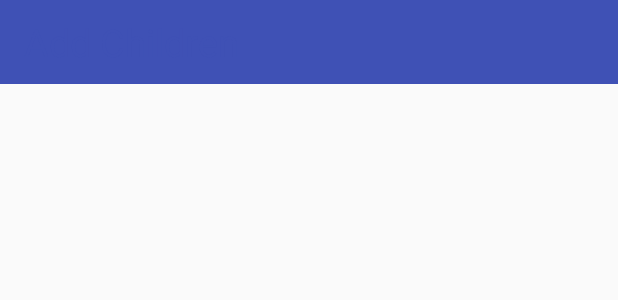
After one commit to SittipornSuksapan/Watch_Over_MinMindChan, an Android app: the layout service_layout.xml on its own in the app's theme, with its tools: preview values and no code run, on a phone screen of 412 x 824 dp. The commit adds this screen. Shown: the top 300 px of the screen. Run offline under Robolectric (Android 15) with nearby library versions, the phone set to English and light mode, and no system bars.

Commit message:
satart design 11/7/17

```diff
--- a/app/src/debug/res/values/google_maps_api.xml
+++ b/app/src/debug/res/values/google_maps_api.xml
@@ -17,9 +17,10 @@
 
     Mine ==> AIzaSyD2Sk7XBo5CuuvWT3tqd169wEqpj3vy6R8
     Master ==>  AIzaSyC3xvPcfuIr63YDAiZ6UuDLj3YlrMDhpi0
+    chan ==> AIzaSyCYqOHYwgwy0YcJzAHur29VCDpUfyUdoiI
 
     -->
     <string name="google_maps_key" templateMergeStrategy="preserve" translatable="false">
-        AIzaSyD2Sk7XBo5CuuvWT3tqd169wEqpj3vy6R8
+        AIzaSyCYqOHYwgwy0YcJzAHur29VCDpUfyUdoiI
     </string>
 </resources>
--- a/app/src/main/AndroidManifest.xml
+++ b/app/src/main/AndroidManifest.xml
@@ -57,7 +57,10 @@
             android:screenOrientation="portrait" />
         <activity
             android:name=".LoginActivity"
-            android:screenOrientation="portrait"></activity>
+            android:screenOrientation="portrait" />
+        <activity
+            android:name=".MyServiceActivity"
+            android:label="@string/title_activity_my_service"></activity>
     </application>
 
 </manifest>
--- a/app/src/main/java/mean/chan/mind/sendgps/LoginActivity.java
+++ b/app/src/main/java/mean/chan/mind/sendgps/LoginActivity.java
@@ -113,7 +113,7 @@ public class LoginActivity extends AppCompatActivity implements View.OnClickList
                 Toast.makeText(LoginActivity.this, "Welcome " + loginStrings[1],
                         Toast.LENGTH_SHORT).show();
 
-                Intent intent = new Intent(LoginActivity.this, FirstActivity.class);
+                Intent intent = new Intent(LoginActivity.this, MyServiceActivity.class);
                 intent.putExtra("Login", loginStrings);
                 startActivity(intent);
                 finish();
--- /dev/null
+++ b/app/src/main/res/layout/service_layout.xml
@@ -0,0 +1,27 @@
+<?xml version="1.0" encoding="utf-8"?>
+<RelativeLayout xmlns:android="http://schemas.android.com/apk/res/android"
+    android:layout_width="match_parent"
+    android:layout_height="match_parent">
+
+    <android.support.v7.widget.Toolbar
+
+        android:layout_width="match_parent"
+        android:layout_height="wrap_content"
+        android:background="@color/colorPrimary"
+        android:padding="10dp">
+
+        <RelativeLayout
+            android:layout_width="match_parent"
+            android:layout_height="wrap_content">
+
+            <TextView
+                android:textColor="@color/textcolorPrimary"
+                android:textSize="@dimen/h1"
+                android:text="@string/add_children"
+                android:layout_width="wrap_content"
+                android:layout_height="wrap_content" />
+
+        </RelativeLayout>
+    </android.support.v7.widget.Toolbar>
+
+</RelativeLayout>
--- a/app/src/main/res/values/colors.xml
+++ b/app/src/main/res/values/colors.xml
@@ -1,6 +1,8 @@
 <?xml version="1.0" encoding="utf-8"?>
 <resources>
     <color name="colorPrimary">#3F51B5</color>
+    <color name="textcolorPrimary">#3F51B5</color>
+    <color name="colorPrimarlight">#3F51B5</color>
     <color name="colorPrimaryDark">#303F9F</color>
     <color name="colorAccent">#FF4081</color>
 
--- a/app/src/main/res/values/dimens.xml
+++ b/app/src/main/res/values/dimens.xml
@@ -2,4 +2,5 @@
     <!-- Default screen margins, per the Android Design guidelines. -->
     <dimen name="activity_horizontal_margin">16dp</dimen>
     <dimen name="activity_vertical_margin">16dp</dimen>
+    <dimen name="h1">25sp</dimen>
 </resources>
--- a/app/src/main/res/values/strings.xml
+++ b/app/src/main/res/values/strings.xml
@@ -2,4 +2,6 @@
     <string name="app_name">Watch Over</string>
     <string name="title_activity_plate_maps">Map</string>
     <string name="title_activity_detail_history">Map</string>
+    <string name="title_activity_my_service">Map</string>
+    <string name="add_children">Add Children</string>
 </resources>
```
Also changed, not shown: app/build.gradle (+6 -7 lines), app/src/main/java/mean/chan/mind/sendgps/MyServiceActivity.java (added, +46 -0 lines), app/src/main/res/layout/activity_my_service.xml (added, +8 -0 lines).
